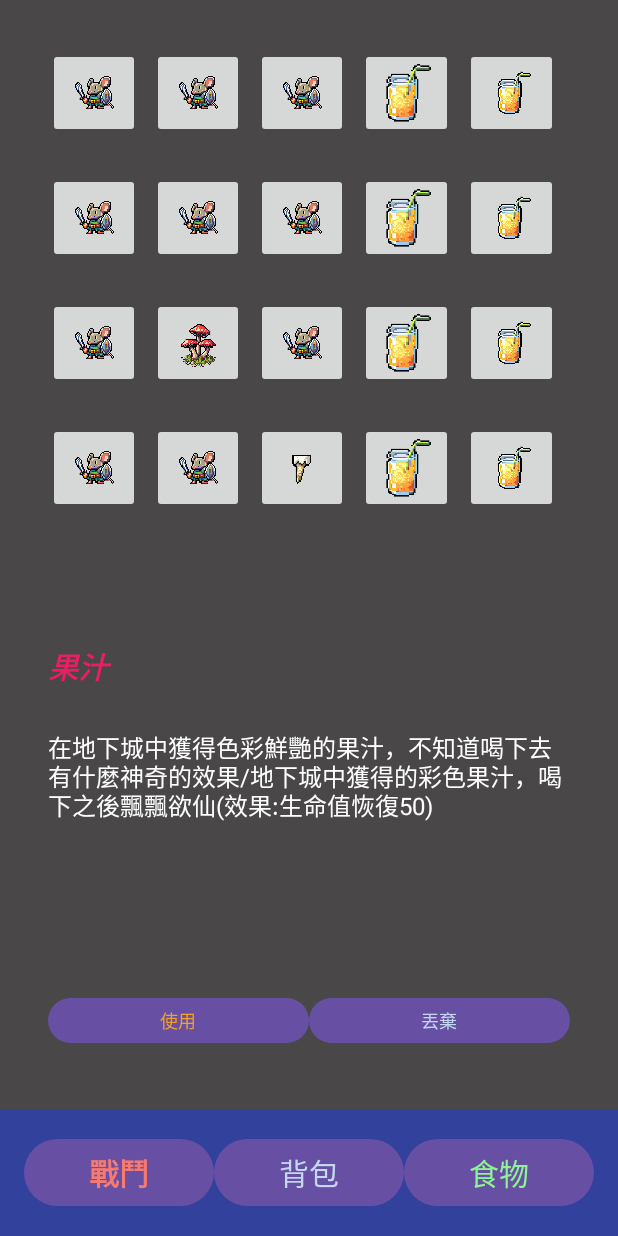
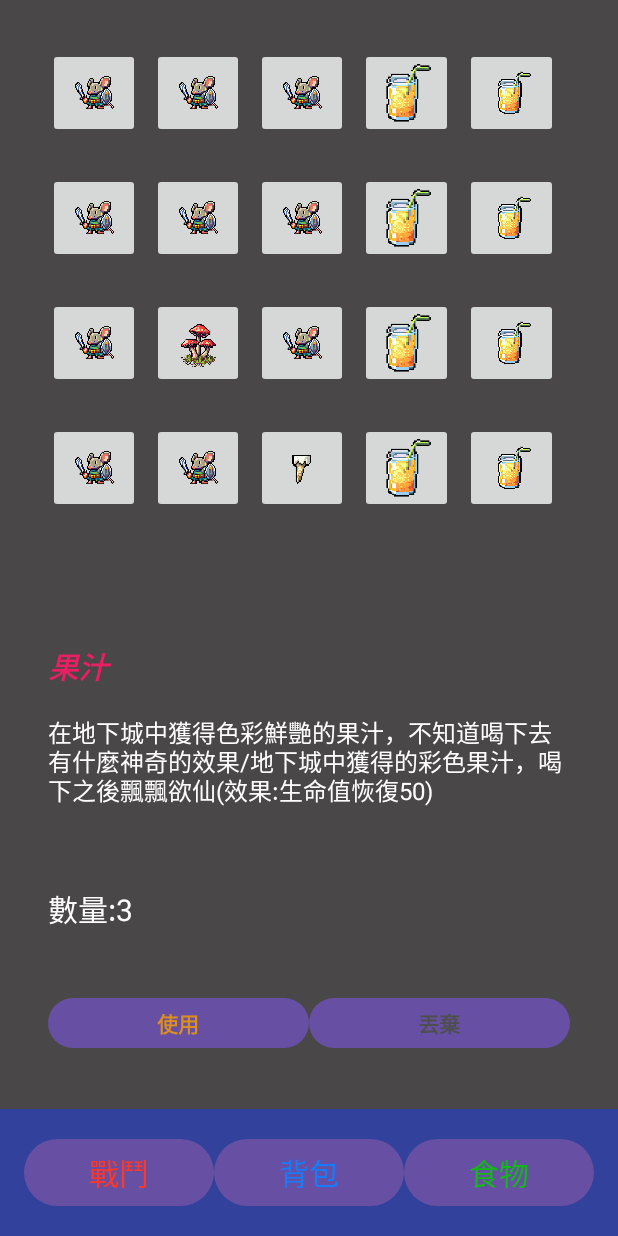
Before and after one commit to Takina4445/Dungeon, an Android app: the Item screen opened directly, with no data from a screen before it, on a phone screen of 412 x 824 dp. Run offline under Robolectric (Android 15) with nearby library versions, the phone set to English and light mode, and no system bars.

Commit message:
finish the page of main and item
ver0.2.0

```diff
--- a/app/src/main/res/layout/activity_item.xml
+++ b/app/src/main/res/layout/activity_item.xml
@@ -293,6 +293,16 @@
                         android:text="在地下城中獲得色彩鮮艷的果汁，不知道喝下去有什麼神奇的效果/地下城中獲得的彩色果汁，喝下之後飄飄欲仙(效果:生命值恢復50)"
                         android:textColor="#FFFFFF"
                         android:textSize="16sp" />
+                    <TextView
+                        android:id="@+id/textview_itemquantity"
+                        android:layout_width="match_parent"
+                        android:layout_height="wrap_content"
+                        android:layout_weight="5"
+                        android:layout_margin="0dp"
+                        android:lineSpacingMultiplier="0.8"
+                        android:text="數量:3"
+                        android:textColor="#FFFFFF"
+                        android:textSize="20sp" />
                 </LinearLayout>
                 <!-- 中半部的 LinearLayout 內容 -->
                 <LinearLayout
@@ -310,8 +320,9 @@
                         android:layout_weight="48"
                         android:minHeight="20dp"
                         android:text="使用"
-                        android:textColor="#F3A128"
-                        android:textSize="12sp"
+                        android:textColor="#DC8F1D"
+                        android:textSize="14sp"
+                        android:textStyle="bold"
                         tools:ignore="TouchTargetSizeCheck" />
 
 
@@ -322,8 +333,9 @@
                         android:layout_weight="48"
                         android:minHeight="20dp"
                         android:text="丟棄"
-                        android:textColor="#C3D7F1"
-                        android:textSize="12sp"
+                        android:textColor="#4E4E4E"
+                        android:textSize="14sp"
+                        android:textStyle="bold"
                         tools:ignore="TouchTargetSizeCheck" />
 
 
@@ -343,8 +355,6 @@
             android:padding="16dp">
 
             <!-- 底部的 LinearLayout 內容 -->
-
-
             <Button
                 android:id="@+id/button1"
                 android:layout_width="0dp"
@@ -352,10 +362,10 @@
                 android:layout_weight="48"
                 android:minHeight="60dp"
                 android:text="戰鬥"
-                android:textColor="#F67A70"
+                android:textColor="#FF3727"
                 android:textSize="20sp"
-                android:textStyle="bold"
-                tools:ignore="TouchTargetSizeCheck" />
+                tools:ignore="TouchTargetSizeCheck"/>
+
 
             <Button
                 android:id="@+id/button2"
@@ -364,7 +374,7 @@
                 android:layout_weight="48"
                 android:minHeight="60dp"
                 android:text="背包"
-                android:textColor="#C3D7F1"
+                android:textColor="#177BFB"
                 android:textSize="20sp"
                 tools:ignore="TouchTargetSizeCheck"
                 />
@@ -376,7 +386,7 @@
                 android:layout_weight="48"
                 android:minHeight="60dp"
                 android:text="食物"
-                android:textColor="#8EF392"
+                android:textColor="#12B818"
                 android:textSize="20sp"
                 tools:ignore="TouchTargetSizeCheck"
                 />
```
Also changed, not shown: app/src/main/res/layout/activity_main.xml (+22 -10 lines).
